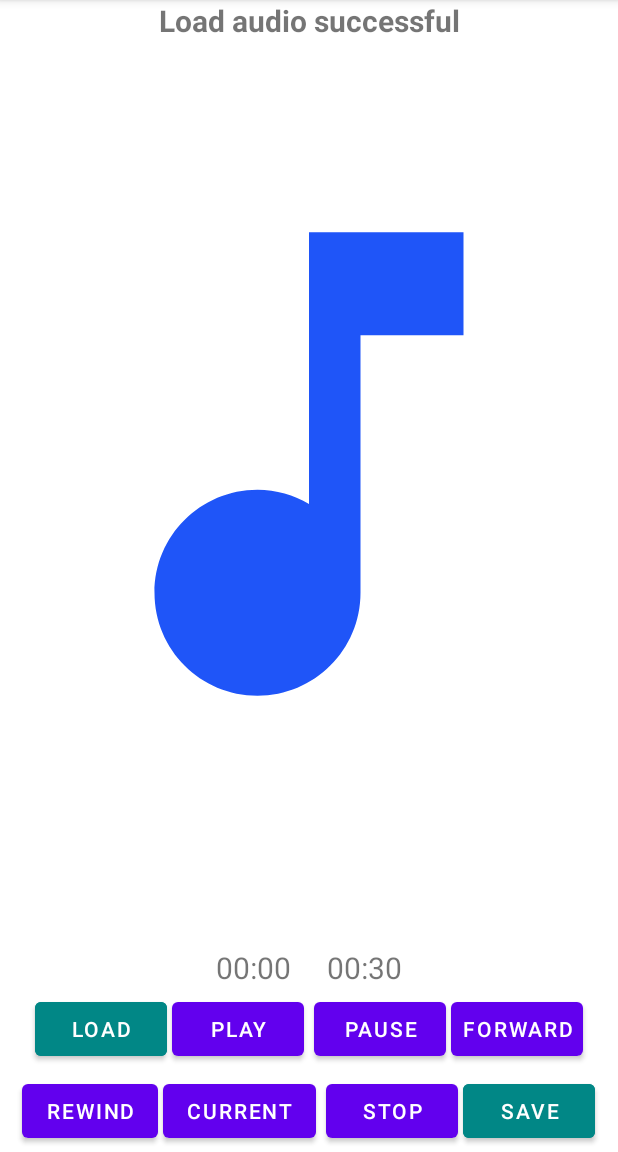
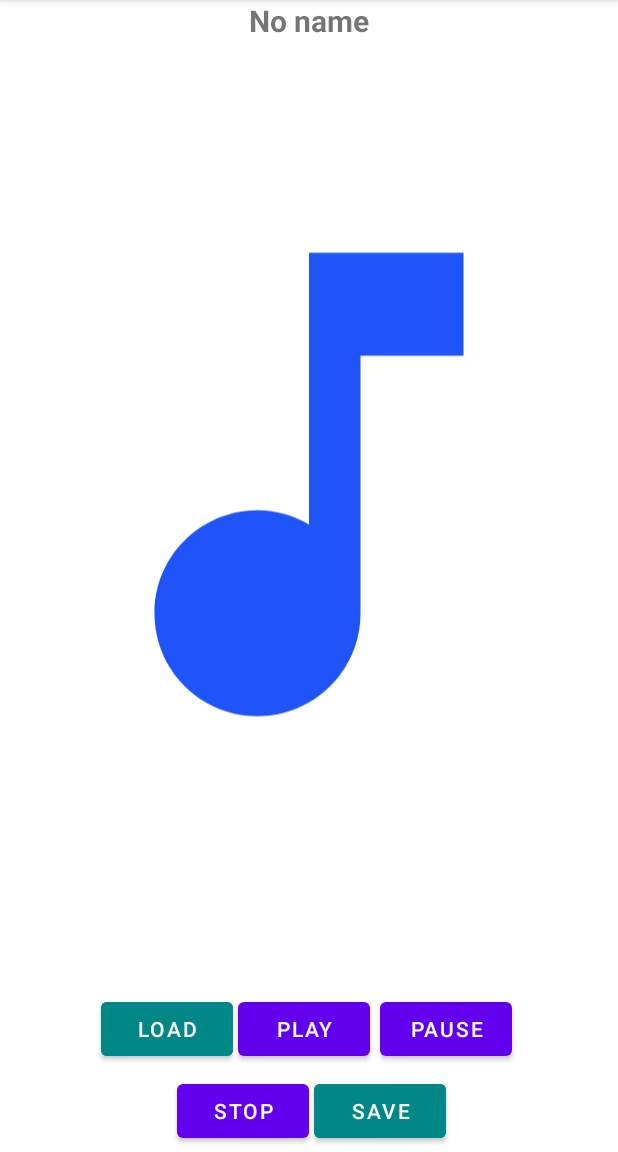
Before and after one commit to Doan-Pham/SE114_AudioDemo, an Android app: the screen it shows after launch (MainActivity), after a tap on "LOAD", on a phone screen of 412 x 824 dp, the part 84-1236 px from its top. Run offline under Robolectric (Android 15) with nearby library versions, the phone set to English and light mode, and no system bars.

Commit message:
Polish code for the final demo

```diff
--- a/app/src/main/java/com/haidoan/android/seminar_group1_audio_demo/MainActivity.java
+++ b/app/src/main/java/com/haidoan/android/seminar_group1_audio_demo/MainActivity.java
@@ -25,22 +25,16 @@ import java.io.FileOutputStream;
 import java.io.IOException;
 import java.io.InputStream;
 import java.io.OutputStream;
-import java.util.Locale;
-import java.util.concurrent.TimeUnit;
 
 public class MainActivity extends AppCompatActivity {
+
     MediaPlayer mediaPlayer = null;
 
     TextView audioNameTextView;
-    TextView audioDurationTextView;
-    TextView audioCurrentTextView;
 
     Button loadButton;
     Button playButton;
     Button pauseButton;
-    Button forwardButton;
-    Button rewindButton;
-    Button audioCurrentButton;
     Button stopButton;
     Button saveButton;
 
@@ -49,8 +43,16 @@ public class MainActivity extends AppCompatActivity {
             new ActivityResultCallback<Uri>() {
                 @Override
                 public void onActivityResult(Uri result) {
-                    if (result != null)
+                    if (result != null) {
                         mediaPlayer = MediaPlayer.create(getApplicationContext(), result);
+
+                        if (mediaPlayer != null) {
+                            audioNameTextView.setText("Load audio successful");
+                        } else {
+                            Toast.makeText(getApplicationContext()
+                                    , "Failed to load audio", Toast.LENGTH_SHORT).show();
+                        }
+                    }
                 }
             });
 
@@ -60,39 +62,19 @@ public class MainActivity extends AppCompatActivity {
 
         checkAndRequestPermissions();
 
-        audioDurationTextView = findViewById(R.id.audio_duration_textview);
         audioNameTextView = findViewById(R.id.audio_name_textview);
-        audioCurrentTextView = findViewById(R.id.audio_current_textview);
 
         loadButton = findViewById(R.id.load_button);
         loadButton.setOnClickListener(view -> {
-            //Load audio from resource
-            mediaPlayer = MediaPlayer.create(this, R.raw.song2);
-
-            //Load audio from gallery
-            pickerLauncher.launch("audio/*");
-
-            //Load audio from file
-//            File filePath = new File(
-//                    getFilesDir().getPath() + "/" + "inputDirectory" + "/" + "song2.mp3");
-//            Uri filePathAsUri = Uri.fromFile(filePath);
-//            mediaPlayer = MediaPlayer.create(this, filePathAsUri);
-
-            if (mediaPlayer != null) {
-                audioNameTextView.setText("Load audio successful");
-                audioCurrentTextView.setText("00:00");
-                audioDurationTextView.setText(convertDurationToAudioTime(mediaPlayer.getDuration()));
-            } else {
-                Toast.makeText(this, "Failed to load audio", Toast.LENGTH_SHORT).show();
-            }
+//            loadAudioFromResource();
+            loadAudioFromGallery();
+//            loadAudioFromFile();
         });
 
         playButton = findViewById(R.id.play_button);
         playButton.setOnClickListener(view -> {
             if (mediaPlayer != null) {
                 mediaPlayer.start();
-                audioDurationTextView.setText(
-                        convertDurationToAudioTime(mediaPlayer.getDuration()));
             }
         });
 
@@ -102,38 +84,6 @@ public class MainActivity extends AppCompatActivity {
                 mediaPlayer.pause();
         });
 
-        forwardButton = findViewById(R.id.forward_button);
-        forwardButton.setOnClickListener(view -> {
-            if (mediaPlayer != null) {
-                int currentAudioPosition = mediaPlayer.getCurrentPosition();
-                int audioDuration = mediaPlayer.getDuration();
-                if (mediaPlayer.isPlaying() && currentAudioPosition <= audioDuration - 3000) {
-                    currentAudioPosition += 3000;
-                    mediaPlayer.seekTo(currentAudioPosition);
-                    audioCurrentTextView.setText(convertDurationToAudioTime(currentAudioPosition));
-                }
-            }
-        });
-
-        rewindButton = findViewById(R.id.rewind_button);
-        rewindButton.setOnClickListener(view -> {
-            if (mediaPlayer != null) {
-                int currentAudioPosition = mediaPlayer.getCurrentPosition();
-                if (mediaPlayer.isPlaying() && currentAudioPosition >= 3000) {
-                    currentAudioPosition -= 3000;
-                    mediaPlayer.seekTo(currentAudioPosition);
-                    audioCurrentTextView.setText(convertDurationToAudioTime(currentAudioPosition));
-                }
-            }
-        });
-
-        audioCurrentButton = findViewById(R.id.audio_current_button);
-        audioCurrentButton.setOnClickListener(view -> {
-            if (mediaPlayer != null)
-                audioCurrentTextView.setText(
-                        convertDurationToAudioTime(mediaPlayer.getCurrentPosition()));
-        });
-
         stopButton = findViewById(R.id.stop_button);
         stopButton.setOnClickListener(view -> {
             if (mediaPlayer != null) {
@@ -141,44 +91,74 @@ public class MainActivity extends AppCompatActivity {
                 mediaPlayer.release();
                 mediaPlayer = null;
                 audioNameTextView.setText("No name");
-                audioCurrentTextView.setText("-01:00");
-                audioDurationTextView.setText("-01:00");
             }
         });
 
         saveButton = findViewById(R.id.save_button);
         saveButton.setOnClickListener(view -> {
-            //saveAudioToGallery();
-            saveAudioToFile();
+            saveAudioToGallery();
+            //saveAudioToFile();
         });
+    }
+
+    private void loadAudioFromResource() {
+        //Load audio from resource
+        mediaPlayer = MediaPlayer.create(this, R.raw.song2);
+    }
+
+    private void loadAudioFromGallery() {
+        pickerLauncher.launch("audio/*");
+    }
+
+    private void loadAudioFromFile() {
+        //Initialize the input file path
+        File filePath = new File(getFilesDir().getPath()
+                + "/" + "inputDirectory" + "/" + "song2.mp3");
+
+        Uri filePathAsUri = Uri.fromFile(filePath);
+        mediaPlayer = MediaPlayer.create(this, filePathAsUri);
+
+        if (mediaPlayer != null) {
+            audioNameTextView.setText("Load audio successful");
+        } else {
+            Toast.makeText(this, "Failed to load audio", Toast.LENGTH_SHORT).show();
+        }
     }
 
     private void saveAudioToGallery() {
 
+        //ContentResolver is a class to interact with ContentProvider - a class that manages acces
+        //to a central repository of data
         ContentResolver resolver = getApplicationContext().getContentResolver();
 
-        Uri audioCollection;
+        //MediaStore is an API for applications to interact with a device's media
+        //URI (Uniform Resource Identifier) is a string of characters that identifies a logical
+        //or physical resource
+
+        Uri audioCollectionUri;
         if (Build.VERSION.SDK_INT >= Build.VERSION_CODES.Q) {
-            audioCollection =
+            audioCollectionUri =
                     MediaStore.Audio.Media.getContentUri(MediaStore.VOLUME_EXTERNAL_PRIMARY);
         } else {
-            audioCollection =
+            audioCollectionUri =
                     MediaStore.Audio.Media.EXTERNAL_CONTENT_URI;
         }
 
         String newAudioName = "gallerySavedSong2.mp3";
 
-
+        //ContentValues is used to store a set of values that the ContentResolver can process.
         ContentValues newSongDetails = new ContentValues();
         newSongDetails.put(MediaStore.Audio.Media.DISPLAY_NAME, newAudioName);
         newSongDetails.put(MediaStore.Audio.Media.MIME_TYPE, "audio/mpeg");
 
         //This is needed in API < Android Q (API 29)
-//        String externalMusicDirectory = Environment.getExternalStoragePublicDirectory(Environment.DIRECTORY_MUSIC).toString();
+//        String externalMusicDirectory = Environment.getExternalStoragePublicDirectory
+//        (Environment.DIRECTORY_MUSIC).toString();
+
 //        newSongDetails.put(MediaStore.Audio.Media.DATA
 //                , externalMusicDirectory + "/" + newAudioName);
 
-        Uri newAudioUri = resolver.insert(audioCollection, newSongDetails);
+        Uri newAudioUri = resolver.insert(audioCollectionUri, newSongDetails);
 
         //Create a buffer for transferring data between InputStream and OutputStream
         // The "i" variable is for storing result from reading InputStream
@@ -216,8 +196,6 @@ public class MainActivity extends AppCompatActivity {
         }
         File inputAudioFile = new File(inputDirectory + "/" + "song2.mp3");
 
-        FileInputStream inputStream = null;
-
 
         //Initialize the output file path for saving audio to
         String newAudioName = "filedSaveSong2.mp3";
@@ -236,7 +214,7 @@ public class MainActivity extends AppCompatActivity {
 
         try {
             // Create an InputStream from file path
-            inputStream = new FileInputStream(inputAudioFile);
+            FileInputStream inputStream = new FileInputStream(inputAudioFile);
 
             // Create an OutputStream from file path
             FileOutputStream outputStream = new FileOutputStream(outputAudioFile);
@@ -267,13 +245,4 @@ public class MainActivity extends AppCompatActivity {
         }
         return false;
     }
-
-    private String convertDurationToAudioTime(int duration) {
-        return String.format(
-                Locale.US,
-                "%02d:%02d",
-                TimeUnit.MILLISECONDS.toMinutes(duration),
-                TimeUnit.MILLISECONDS.toSeconds(duration)
-        );
-    }
 }
--- a/app/src/main/res/layout/activity_main.xml
+++ b/app/src/main/res/layout/activity_main.xml
@@ -24,39 +24,12 @@
         android:layout_height="0dp"
         android:layout_marginBottom="40dp"
         android:src="@drawable/ic_baseline_music_note_24"
-        app:layout_constraintBottom_toTopOf="@id/audio_timestamps"
+        app:layout_constraintBottom_toTopOf="@id/first_buttons_container"
         app:layout_constraintLeft_toLeftOf="parent"
         app:layout_constraintRight_toRightOf="parent"
         app:layout_constraintTop_toBottomOf="@+id/audio_name_textview" />
 
-    <LinearLayout
-        android:id="@+id/audio_timestamps"
-        android:layout_width="match_parent"
-        android:layout_height="wrap_content"
-        android:gravity="center"
-        android:orientation="horizontal"
-        app:layout_constraintBottom_toTopOf="@id/first_buttons_container"
-        app:layout_constraintEnd_toEndOf="parent"
-        app:layout_constraintStart_toStartOf="parent"
-        app:layout_constraintTop_toBottomOf="@id/music_note_imageview">
 
-        <TextView
-            android:id="@+id/audio_current_textview"
-            android:layout_width="wrap_content"
-            android:layout_height="wrap_content"
-            android:layout_marginRight="24dp"
-            android:gravity="center"
-            android:text="-01:00"
-            android:textSize="20sp" />
-
-        <TextView
-            android:id="@+id/audio_duration_textview"
-            android:layout_width="wrap_content"
-            android:layout_height="wrap_content"
-            android:gravity="center"
-            android:text="-01:00"
-            android:textSize="20sp" />
-    </LinearLayout>
 
     <LinearLayout
         android:id="@+id/first_buttons_container"
@@ -68,7 +41,7 @@
         app:layout_constraintBottom_toTopOf="@id/second_buttons_container"
         app:layout_constraintEnd_toEndOf="parent"
         app:layout_constraintStart_toStartOf="parent"
-        app:layout_constraintTop_toBottomOf="@id/audio_timestamps">
+        app:layout_constraintTop_toBottomOf="@id/music_note_imageview">
 
         <Button
             android:id="@+id/load_button"
@@ -91,12 +64,6 @@
             android:layout_margin="3dp"
             android:text="Pause" />
 
-        <Button
-            android:id="@+id/forward_button"
-            android:layout_width="wrap_content"
-            android:layout_height="wrap_content"
-            android:padding="0dp"
-            android:text="Forward" />
     </LinearLayout>
 
     <LinearLayout
@@ -110,19 +77,6 @@
         app:layout_constraintEnd_toEndOf="parent"
         app:layout_constraintStart_toStartOf="parent"
         app:layout_constraintTop_toBottomOf="@id/first_buttons_container">
-
-        <Button
-            android:id="@+id/rewind_button"
-            android:layout_width="wrap_content"
-            android:layout_height="wrap_content"
-            android:text="Rewind" />
-
-        <Button
-            android:id="@+id/audio_current_button"
-            android:layout_width="wrap_content"
-            android:layout_height="wrap_content"
-            android:layout_margin="3dp"
-            android:text="Current" />
 
         <Button
             android:id="@+id/stop_button"
```
